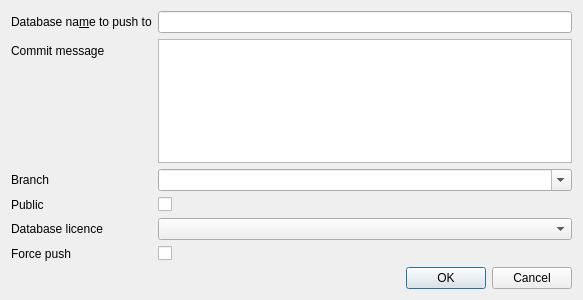
First picture: the form in src/RemotePushDialog.ui, repository sqlitebrowser/sqlitebrowser, before the edit.
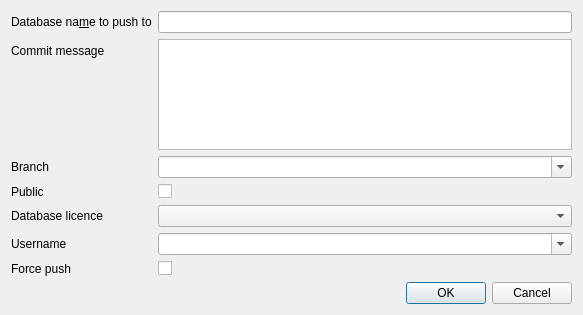
Second picture: the form after the edit.

Commit message:
dbhub: Allow pushing to other user accounts to which you have access
This adds a new row to the Push dialog in which you can set the user
name in case you want to push to a different account.

Diff of the .ui file:
```diff
--- a/src/RemotePushDialog.ui
+++ b/src/RemotePushDialog.ui
@@ -7,7 +7,7 @@
     <x>0</x>
     <y>0</y>
     <width>583</width>
-    <height>300</height>
+    <height>315</height>
    </rect>
   </property>
   <property name="windowTitle">
@@ -49,8 +49,8 @@
         <string>&lt;!DOCTYPE HTML PUBLIC &quot;-//W3C//DTD HTML 4.0//EN&quot; &quot;http://www.w3.org/TR/REC-html40/strict.dtd&quot;&gt;
 &lt;html&gt;&lt;head&gt;&lt;meta name=&quot;qrichtext&quot; content=&quot;1&quot; /&gt;&lt;style type=&quot;text/css&quot;&gt;
 p, li { white-space: pre-wrap; }
-&lt;/style&gt;&lt;/head&gt;&lt;body style=&quot; font-family:'Oxygen-Sans'; font-size:10pt; font-weight:400; font-style:normal;&quot;&gt;
-&lt;p style=&quot;-qt-paragraph-type:empty; margin-top:0px; margin-bottom:0px; margin-left:0px; margin-right:0px; -qt-block-indent:0; text-indent:0px;&quot;&gt;&lt;br /&gt;&lt;/p&gt;&lt;/body&gt;&lt;/html&gt;</string>
+&lt;/style&gt;&lt;/head&gt;&lt;body style=&quot; font-family:'Noto Sans'; font-size:10pt; font-weight:400; font-style:normal;&quot;&gt;
+&lt;p style=&quot;-qt-paragraph-type:empty; margin-top:0px; margin-bottom:0px; margin-left:0px; margin-right:0px; -qt-block-indent:0; text-indent:0px; font-family:'Oxygen-Sans';&quot;&gt;&lt;br /&gt;&lt;/p&gt;&lt;/body&gt;&lt;/html&gt;</string>
        </property>
        <property name="acceptRichText">
         <bool>false</bool>
@@ -110,7 +110,7 @@
        </property>
       </widget>
      </item>
-     <item row="5" column="0">
+     <item row="6" column="0">
       <widget class="QLabel" name="label_6">
        <property name="text">
         <string>Force push</string>
@@ -120,9 +120,26 @@
        </property>
       </widget>
      </item>
-     <item row="5" column="1">
+     <item row="6" column="1">
       <widget class="QCheckBox" name="checkForce"/>
      </item>
+     <item row="5" column="0">
+      <widget class="QLabel" name="label_7">
+       <property name="text">
+        <string>Username</string>
+       </property>
+       <property name="buddy">
+        <cstring>comboUser</cstring>
+       </property>
+      </widget>
+     </item>
+     <item row="5" column="1">
+      <widget class="QComboBox" name="comboUser">
+       <property name="editable">
+        <bool>true</bool>
+       </property>
+      </widget>
+     </item>
     </layout>
    </item>
    <item>
```
Left out of the diff: 54 changed lines with no effect on the pictures. The commit also changes 5 other files.
